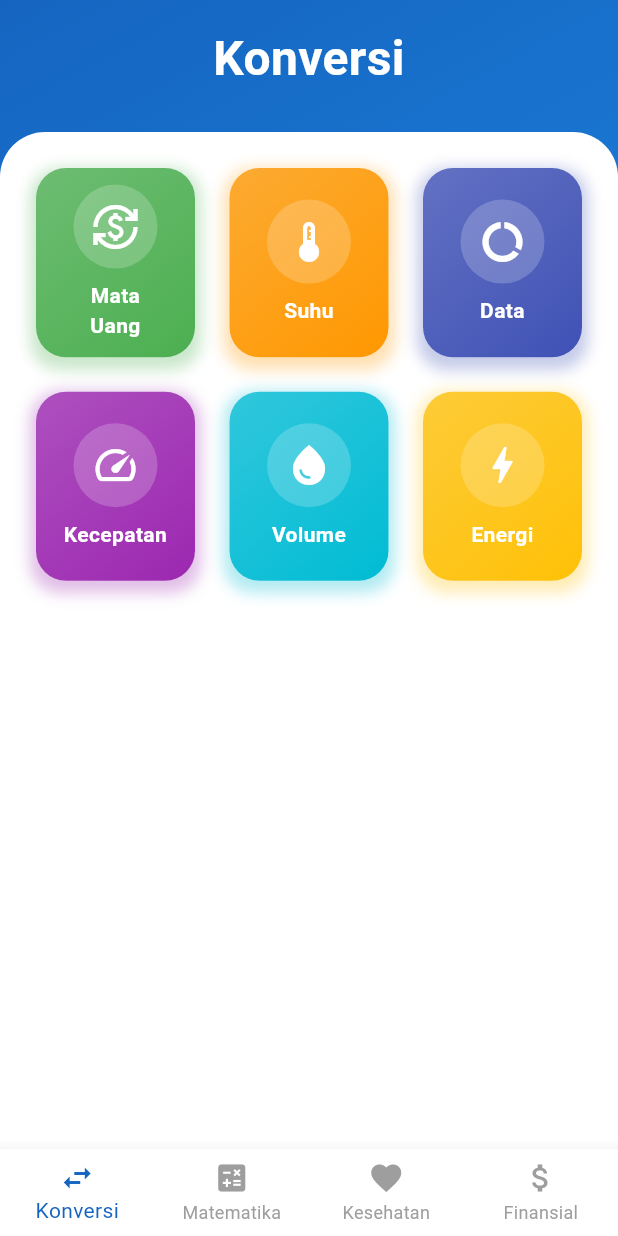
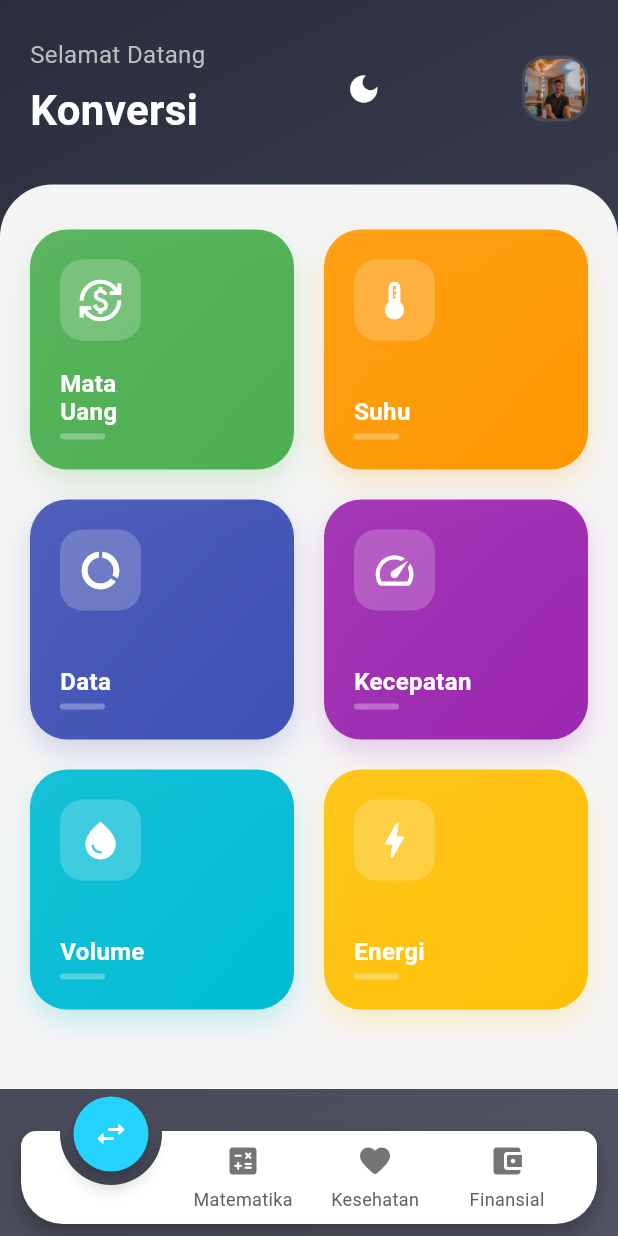
Before and after one commit to AndhikaF29/Uts_mobile, a Flutter app: the screen it shows after launch, on a phone screen of 412 x 824 dp. Run offline on Flutter 3.47's test engine with Material 3 defaults, Android fonts, the phone set to English and light mode, and no system bars; drawn by our look-alikes of animated_notch_bottom_bar; our stand-ins replace shared_preferences; Roboto replaces fonts that are missing (Poppins).

Commit message:
Update_theme

```diff
--- a/lib/main.dart
+++ b/lib/main.dart
@@ -20,9 +20,17 @@ import 'screens/zakat_calculator_screen.dart';
 import 'screens/income_tax_calculator_screen.dart';
 import 'screens/retirement_calculator_screen.dart';
 import 'screens/emergency_fund_calculator_screen.dart';
+import 'package:animated_notch_bottom_bar/animated_notch_bottom_bar/animated_notch_bottom_bar.dart';
+import 'package:provider/provider.dart';
+import 'providers/theme_provider.dart';
 
 void main() {
-  runApp(const MyApp());
+  runApp(
+    ChangeNotifierProvider(
+      create: (_) => ThemeProvider(),
+      child: const MyApp(),
+    ),
+  );
 }
 
 class MyApp extends StatelessWidget {
@@ -30,20 +38,44 @@ class MyApp extends StatelessWidget {
 
   @override
   Widget build(BuildContext context) {
+    return Consumer<ThemeProvider>(
+      builder: (context, themeProvider, child) {
         return MaterialApp(
           title: 'Multi Calculator',
           theme: ThemeData(
-        colorScheme: ColorScheme.fromSeed(seedColor: Colors.blue),
+            colorScheme: ColorScheme.fromSeed(
+              seedColor: const Color(0xFF2A2D3E),
+              primary: const Color(0xFF2A2D3E),
+              secondary: const Color(0xFF6C63FF),
+            ),
             useMaterial3: true,
+            fontFamily: 'Poppins',
           ),
+          darkTheme: ThemeData(
+            colorScheme: ColorScheme.fromSeed(
+              seedColor: const Color(0xFF2A2D3E),
+              primary: const Color(0xFF2A2D3E),
+              secondary: const Color(0xFF6C63FF),
+              brightness: Brightness.dark,
+            ),
+            useMaterial3: true,
+            fontFamily: 'Poppins',
+          ),
+          themeMode:
+              themeProvider.isDarkMode ? ThemeMode.dark : ThemeMode.light,
           initialRoute: '/',
           routes: {
             '/': (context) => const SplashScreen(),
             '/home': (context) => const MyHomePage(),
             '/zakat-calculator': (context) => const ZakatCalculatorScreen(),
-        '/income-tax-calculator': (context) => const IncomeTaxCalculatorScreen(),
-        '/retirement-calculator': (context) => const RetirementCalculatorScreen(),
-        '/emergency-fund-calculator': (context) => const EmergencyFundCalculatorScreen(),
+            '/income-tax-calculator': (context) =>
+                const IncomeTaxCalculatorScreen(),
+            '/retirement-calculator': (context) =>
+                const RetirementCalculatorScreen(),
+            '/emergency-fund-calculator': (context) =>
+                const EmergencyFundCalculatorScreen(),
+          },
+        );
       },
     );
   }
@@ -57,7 +89,8 @@ class MyHomePage extends StatefulWidget {
 }
 
 class _MyHomePageState extends State<MyHomePage> {
-  int _selectedIndex = 0;
+  final _pageController = PageController(initialPage: 0);
+  final _controller = NotchBottomBarController(index: 0);
 
   final List<Map<String, dynamic>> _pages = [
     {
@@ -205,49 +238,178 @@ class _MyHomePageState extends State<MyHomePage> {
   @override
   Widget build(BuildContext context) {
     return Scaffold(
-      body: Container(
+      body: PageView(
+        controller: _pageController,
+        physics: const NeverScrollableScrollPhysics(),
+        children: [
+          _buildPage(_pages[0]), // Konversi
+          _buildPage(_pages[1]), // Matematika
+          _buildPage(_pages[2]), // Kesehatan
+          _buildPage(_pages[3]), // Finansial
+        ],
+      ),
+      extendBody: true, // Penting untuk bottom bar yang transparan
+      bottomNavigationBar: AnimatedNotchBottomBar(
+        notchBottomBarController: _controller,
+        color: Colors.white,
+        showLabel: true,
+        notchColor: const Color.fromARGB(255, 37, 211, 255),
+        removeMargins: false,
+        bottomBarWidth: 500,
+        durationInMilliSeconds: 300,
+        kBottomRadius: 28.0,
+        kIconSize: 24,
+        bottomBarItems: [
+          BottomBarItem(
+            inActiveItem: Icon(
+              Icons.swap_horiz_rounded,
+              color: Colors.grey[600],
+            ),
+            activeItem: const Icon(
+              Icons.swap_horiz_rounded,
+              color: Colors.white,
+            ),
+            itemLabel: 'Konversi',
+          ),
+          BottomBarItem(
+            inActiveItem: Icon(
+              Icons.calculate_rounded,
+              color: Colors.grey[600],
+            ),
+            activeItem: const Icon(
+              Icons.calculate_rounded,
+              color: Colors.white,
+            ),
+            itemLabel: 'Matematika',
+          ),
+          BottomBarItem(
+            inActiveItem: Icon(
+              Icons.favorite_rounded,
+              color: Colors.grey[600],
+            ),
+            activeItem: const Icon(
+              Icons.favorite_rounded,
+              color: Colors.white,
+            ),
+            itemLabel: 'Kesehatan',
+          ),
+          BottomBarItem(
+            inActiveItem: Icon(
+              Icons.account_balance_wallet_rounded,
+              color: Colors.grey[600],
+            ),
+            activeItem: const Icon(
+              Icons.account_balance_wallet_rounded,
+              color: Colors.white,
+            ),
+            itemLabel: 'Finansial',
+          ),
+        ],
+        onTap: (index) {
+          setState(() {
+            _pageController.jumpToPage(index);
+          });
+        },
+      ),
+    );
+  }
+
+  Widget _buildPage(Map<String, dynamic> pageData) {
+    final isDarkMode = Provider.of<ThemeProvider>(context).isDarkMode;
+    return Container(
       decoration: BoxDecoration(
         gradient: LinearGradient(
           begin: Alignment.topLeft,
           end: Alignment.bottomRight,
           colors: [
-              Colors.blue.shade800,
-              Colors.blue.shade500,
+            isDarkMode ? Colors.black : const Color(0xFF2A2D3E),
+            isDarkMode
+                ? Colors.black.withOpacity(0.8)
+                : const Color(0xFF2A2D3E).withOpacity(0.8),
           ],
         ),
       ),
       child: SafeArea(
         child: Column(
           children: [
-              const SizedBox(height: 20),
+            const SizedBox(height: 25),
+            // Header
+            Padding(
+              padding: const EdgeInsets.symmetric(horizontal: 20),
+              child: Row(
+                mainAxisAlignment: MainAxisAlignment.spaceBetween,
+                children: [
+                  Column(
+                    crossAxisAlignment: CrossAxisAlignment.start,
+                    children: [
                       Text(
-                _pages[_selectedIndex]['title'],
-                textAlign: TextAlign.center,
+                        'Selamat Datang',
+                        style: TextStyle(
+                          color: Colors.grey[400],
+                          fontSize: 16,
+                        ),
+                      ),
+                      const SizedBox(height: 5),
+                      Text(
+                        pageData['title'],
                         style: const TextStyle(
-                  fontSize: 32,
+                          color: Colors.white,
+                          fontSize: 28,
                           fontWeight: FontWeight.bold,
+                        ),
+                      ),
+                    ],
+                  ),
+                  IconButton(
+                    icon: Icon(
+                      Provider.of<ThemeProvider>(context).isDarkMode
+                          ? Icons.light_mode
+                          : Icons.dark_mode,
                       color: Colors.white,
-                  height: 1.2,
+                    ),
+                    onPressed: () {
+                      Provider.of<ThemeProvider>(context, listen: false)
+                          .toggleTheme();
+                    },
+                  ),
+                  Container(
+                    padding: const EdgeInsets.all(2),
+                    decoration: BoxDecoration(
+                      color: Colors.white.withOpacity(0.1),
+                      borderRadius: BorderRadius.circular(15),
+                    ),
+                    child: ClipRRect(
+                      borderRadius: BorderRadius.circular(13),
+                      child: Image.asset(
+                        'assets/profile.jpg',
+                        width: 40,
+                        height: 40,
+                        fit: BoxFit.cover,
+                      ),
+                    ),
+                  ),
+                ],
               ),
             ),
             const SizedBox(height: 30),
+            // Content Area
             Expanded(
               child: Container(
-                  padding: const EdgeInsets.all(20),
-                  decoration: const BoxDecoration(
-                    color: Colors.white,
-                    borderRadius: BorderRadius.only(
-                      topLeft: Radius.circular(30),
-                      topRight: Radius.circular(30),
+                padding: const EdgeInsets.only(top: 30, left: 20, right: 20),
+                decoration: BoxDecoration(
+                  color: isDarkMode ? Colors.grey[900] : Colors.grey[100],
+                  borderRadius: const BorderRadius.only(
+                    topLeft: Radius.circular(35),
+                    topRight: Radius.circular(35),
                   ),
                 ),
                 child: GridView.count(
-                    crossAxisCount: 3,
-                    mainAxisSpacing: 15,
-                    crossAxisSpacing: 15,
-                    childAspectRatio: 0.85,
+                  crossAxisCount: 2,
+                  mainAxisSpacing: 20,
+                  crossAxisSpacing: 20,
+                  childAspectRatio: 1.1,
                   children: [
-                      ..._pages[_selectedIndex]['items'].map(
+                    ...pageData['items'].map(
                       (item) => _buildMenuCard(
                         context,
                         item['title'],
@@ -263,37 +425,6 @@ class _MyHomePageState extends State<MyHomePage> {
           ],
         ),
       ),
-      ),
-      bottomNavigationBar: BottomNavigationBar(
-        currentIndex: _selectedIndex,
-        onTap: (index) {
-          setState(() {
-            _selectedIndex = index;
-          });
-        },
-        type: BottomNavigationBarType.fixed,
-        backgroundColor: Colors.white,
-        selectedItemColor: Colors.blue.shade800,
-        unselectedItemColor: Colors.grey,
-        items: const [
-          BottomNavigationBarItem(
-            icon: Icon(Icons.swap_horiz),
-            label: 'Konversi',
-          ),
-          BottomNavigationBarItem(
-            icon: Icon(Icons.calculate),
-            label: 'Matematika',
-          ),
-          BottomNavigationBarItem(
-            icon: Icon(Icons.favorite),
-            label: 'Kesehatan',
-          ),
-          BottomNavigationBarItem(
-            icon: Icon(Icons.attach_money),
-            label: 'Finansial',
-          ),
-        ],
-      ),
     );
   }
 
@@ -304,24 +435,22 @@ class _MyHomePageState extends State<MyHomePage> {
     Widget destination,
     Color color,
   ) {
+    final isDarkMode = Provider.of<ThemeProvider>(context).isDarkMode;
     return Container(
       decoration: BoxDecoration(
-        borderRadius: BorderRadius.circular(20),
+        borderRadius: BorderRadius.circular(25),
         boxShadow: [
           BoxShadow(
-            color: color.withOpacity(0.3),
-            blurRadius: 8,
-            offset: const Offset(0, 4),
+            color: isDarkMode ? color.withOpacity(0.3) : color.withOpacity(0.2),
+            blurRadius: 15,
+            offset: const Offset(0, 8),
           ),
         ],
       ),
-      child: Card(
-        elevation: 0,
-        shape: RoundedRectangleBorder(
-          borderRadius: BorderRadius.circular(20),
-        ),
+      child: Material(
+        color: Colors.transparent,
         child: InkWell(
-          borderRadius: BorderRadius.circular(20),
+          borderRadius: BorderRadius.circular(25),
           onTap: () {
             Navigator.push(
               context,
@@ -329,40 +458,50 @@ class _MyHomePageState extends State<MyHomePage> {
             );
           },
           child: Container(
+            padding: const EdgeInsets.all(20),
             decoration: BoxDecoration(
-              borderRadius: BorderRadius.circular(20),
+              borderRadius: BorderRadius.circular(25),
               gradient: LinearGradient(
                 begin: Alignment.topLeft,
                 end: Alignment.bottomRight,
                 colors: [
-                  color.withOpacity(0.8),
+                  color.withOpacity(0.9),
                   color,
                 ],
               ),
             ),
             child: Column(
-              mainAxisAlignment: MainAxisAlignment.center,
+              crossAxisAlignment: CrossAxisAlignment.start,
               children: [
                 Container(
                   padding: const EdgeInsets.all(12),
                   decoration: BoxDecoration(
                     color: Colors.white.withOpacity(0.2),
-                    shape: BoxShape.circle,
+                    borderRadius: BorderRadius.circular(15),
                   ),
                   child: Icon(
                     icon,
-                    size: 32,
+                    size: 30,
                     color: Colors.white,
                   ),
                 ),
-                const SizedBox(height: 8),
+                const Spacer(),
                 Text(
                   title,
-                  textAlign: TextAlign.center,
                   style: const TextStyle(
-                    fontSize: 14,
+                    fontSize: 16,
                     fontWeight: FontWeight.bold,
                     color: Colors.white,
+                    height: 1.2,
+                  ),
+                ),
+                const SizedBox(height: 5),
+                Container(
+                  width: 30,
+                  height: 4,
+                  decoration: BoxDecoration(
+                    color: Colors.white.withOpacity(0.3),
+                    borderRadius: BorderRadius.circular(10),
                   ),
                 ),
               ],
@@ -372,4 +511,10 @@ class _MyHomePageState extends State<MyHomePage> {
       ),
     );
   }
+
+  @override
+  void dispose() {
+    _pageController.dispose();
+    super.dispose();
   }
+}
--- /dev/null
+++ b/lib/providers/theme_provider.dart
@@ -0,0 +1,28 @@
+import 'package:flutter/material.dart';
+import 'package:shared_preferences/shared_preferences.dart';
+
+class ThemeProvider with ChangeNotifier {
+  bool _isDarkMode = false;
+  bool get isDarkMode => _isDarkMode;
+
+  ThemeProvider() {
+    _loadThemeFromPrefs();
+  }
+
+  void toggleTheme() {
+    _isDarkMode = !_isDarkMode;
+    _saveThemeToPrefs();
+    notifyListeners();
+  }
+
+  Future<void> _loadThemeFromPrefs() async {
+    final prefs = await SharedPreferences.getInstance();
+    _isDarkMode = prefs.getBool('isDarkMode') ?? false;
+    notifyListeners();
+  }
+
+  Future<void> _saveThemeToPrefs() async {
+    final prefs = await SharedPreferences.getInstance();
+    await prefs.setBool('isDarkMode', _isDarkMode);
+  }
+}
--- a/pubspec.yaml
+++ b/pubspec.yaml
@@ -31,6 +31,9 @@ dependencies:
   flutter:
     sdk: flutter
   intl: ^0.19.0
+  animated_notch_bottom_bar: ^1.0.0
+  provider: ^6.1.2
+  shared_preferences: ^2.3.3
 
 
   # The following adds the Cupertino Icons font to your application.
```
Also changed, not shown: pubspec.lock, 1 other file. Lines whose indentation alone changed are shown as unchanged.
